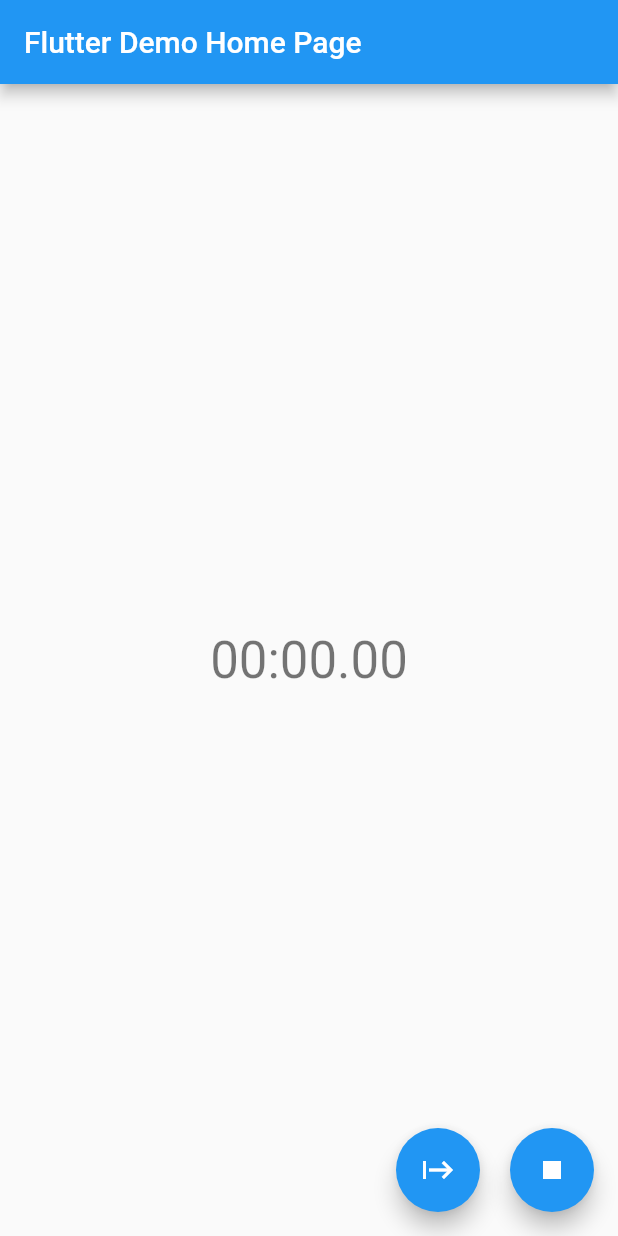
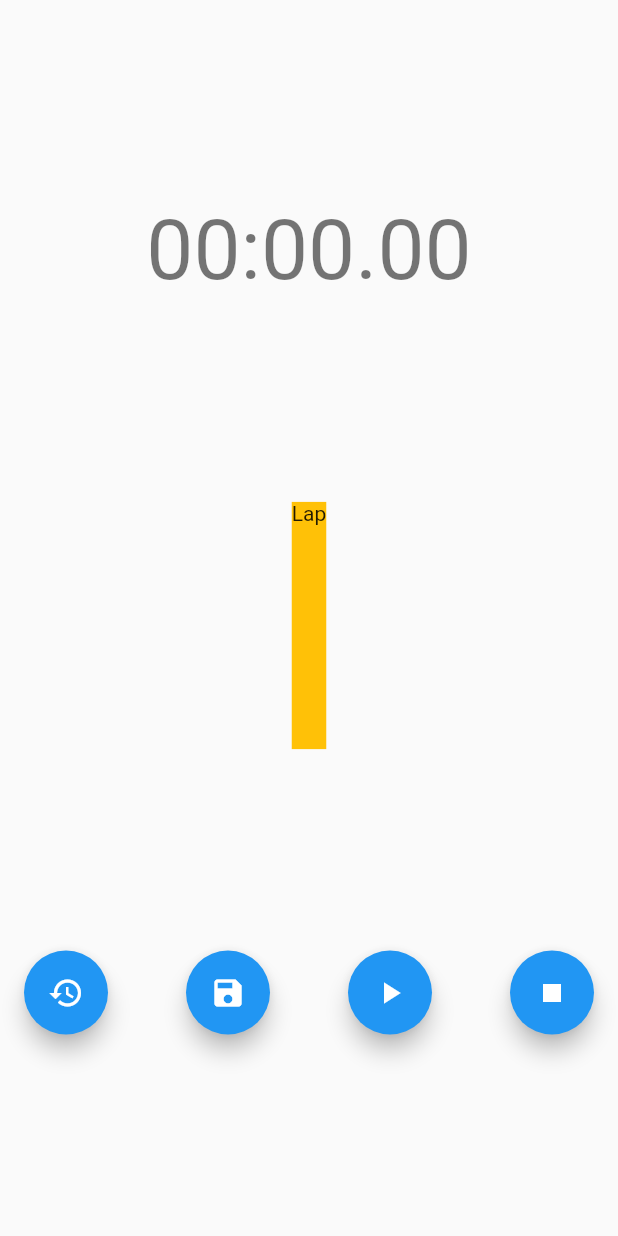
Before and after one commit to vincentmDAS/flutter_stopwatch, a Flutter app: the screen it shows after launch, on a phone screen of 412 x 824 dp. Run offline on Flutter 3.47's test engine with Material 2 defaults, Android fonts, the phone set to English and light mode, and no system bars; our stand-ins replace flutter_riverpod.

Commit message:
add riverpod

```diff
--- a/lib/main.dart
+++ b/lib/main.dart
@@ -1,9 +1,17 @@
-import 'dart:async';
+import 'package:flutter/material.dart';
+import 'package:flutter_riverpod/flutter_riverpod.dart';
+import 'package:flutter_stopwatch/stop_watch_notifier.dart';
 
-import 'package:flutter/material.dart';
+final stopWatchProvider = ChangeNotifierProvider<StopWatchNotifier>(
+  (ref) => StopWatchNotifier(),
+);
 
 void main() {
-  runApp(const MyApp());
+  runApp(
+    const ProviderScope(
+      child: MyApp(),
+    ),
+  );
 }
 
 class MyApp extends StatelessWidget {
@@ -16,78 +24,81 @@ class MyApp extends StatelessWidget {
       theme: ThemeData(
         primarySwatch: Colors.blue,
       ),
-      home: const MyHomePage(title: 'Flutter Demo Home Page'),
+      home: const MyHomePage(),
     );
   }
 }
 
-class MyHomePage extends StatefulWidget {
-  const MyHomePage({super.key, required this.title});
-
-  final String title;
+class MyHomePage extends ConsumerWidget {
+  const MyHomePage({super.key});
 
   @override
-  State<MyHomePage> createState() => _MyHomePageState();
-}
+  Widget build(BuildContext context, WidgetRef ref) {
+    StopWatchNotifier myStopWatch = ref.watch(stopWatchProvider);
 
-class _MyHomePageState extends State<MyHomePage> {
-  Duration _stopWatchTimer = Duration.zero;
-  Timer? timer;
-
-  void runTimer() {
-    timer = Timer.periodic(
-      const Duration(milliseconds: 1),
-      (timer) {
-        setState(() {
-          _stopWatchTimer += const Duration(milliseconds: 10);
-          // TODO remove this
-          if (timer.tick == 5000) {
-            timer.cancel();
-          }
-        });
-      },
-    );
-  }
-
-  @override
-  Widget build(BuildContext context) {
-    return Scaffold(
-      appBar: AppBar(
-        title: Text(widget.title),
-      ),
+    return SafeArea(
+      child: Scaffold(
         body: Center(
           child: Column(
-          mainAxisAlignment: MainAxisAlignment.center,
+            mainAxisAlignment: MainAxisAlignment.spaceEvenly,
             children: <Widget>[
               Text(
-              _stopWatchTimer.toString().substring(2, 10),
-              style: Theme.of(context).textTheme.headline4,
+                myStopWatch.displayTime,
+                style: Theme.of(context).textTheme.headline2,
               ),
-          ],
+              Container(
+                color: Colors.amber,
+                height: MediaQuery.of(context).size.height * 0.2,
+                child: const SingleChildScrollView(
+                  child: Text('Lap'),
                 ),
               ),
-      floatingActionButton: Row(
-        mainAxisAlignment: MainAxisAlignment.end,
+              Row(
+                mainAxisAlignment: MainAxisAlignment.spaceEvenly,
                 children: [
                   FloatingActionButton(
                     onPressed: () {
-              runTimer();
+                      myStopWatch.reset();
                     },
-            tooltip: 'Start',
-            child: const Icon(Icons.start),
+                    tooltip: 'Reset',
+                    child: const Icon(Icons.restore_outlined),
                   ),
                   const SizedBox(
                     width: 20,
                   ),
                   FloatingActionButton(
                     onPressed: () {
-              timer?.cancel();
+                      //TODO
+                    },
+                    tooltip: 'Lap',
+                    child: const Icon(Icons.save),
+                  ),
+                  const SizedBox(
+                    width: 20,
+                  ),
+                  FloatingActionButton(
+                    onPressed: () {
+                      myStopWatch.run();
+                    },
+                    tooltip: 'Start',
+                    child: const Icon(Icons.play_arrow),
+                  ),
+                  const SizedBox(
+                    width: 20,
+                  ),
+                  FloatingActionButton(
+                    onPressed: () {
+                      myStopWatch.stop();
                     },
                     tooltip: 'Stop',
                     child: const Icon(Icons.stop),
                   ),
                 ],
               ),
+            ],
+          ),
+        ),
+      ),
     );
   }
 }
--- /dev/null
+++ b/lib/stop_watch_notifier.dart
@@ -0,0 +1,44 @@
+import 'dart:async';
+
+import 'package:flutter/material.dart';
+
+class StopWatchNotifier extends ChangeNotifier {
+  Duration _stopWatchTimer = Duration.zero;
+  Timer? timer;
+
+  StopWatchNotifier();
+
+  String get displayTime {
+    if (_stopWatchTimer == Duration.zero) {
+      timer?.cancel();
+      return '00:00.00';
+    }
+
+    return _stopWatchTimer.toString().substring(2, 10);
+  }
+
+  void reset() {
+    _stopWatchTimer = Duration.zero;
+    timer?.cancel();
+    notifyListeners();
+  }
+
+  void stop() {
+    timer?.cancel();
+    notifyListeners();
+  }
+
+  void run() {
+    timer = Timer.periodic(
+      const Duration(milliseconds: 1),
+      (timer) {
+        _stopWatchTimer += const Duration(milliseconds: 1);
+        //TODO remove this
+        if (timer.tick == 5000) {
+          timer.cancel();
+        }
+        notifyListeners();
+      },
+    );
+  }
+}
--- a/pubspec.yaml
+++ b/pubspec.yaml
@@ -36,6 +36,8 @@ dependencies:
   # The following adds the Cupertino Icons font to your application.
   # Use with the CupertinoIcons class for iOS style icons.
   cupertino_icons: ^1.0.2
+  riverpod: ^2.3.0
+  flutter_riverpod: ^2.3.0
 
 dev_dependencies:
   flutter_test:
```
Also changed, not shown: pubspec.lock, 1 other file. Lines whose indentation alone changed are shown as unchanged.
